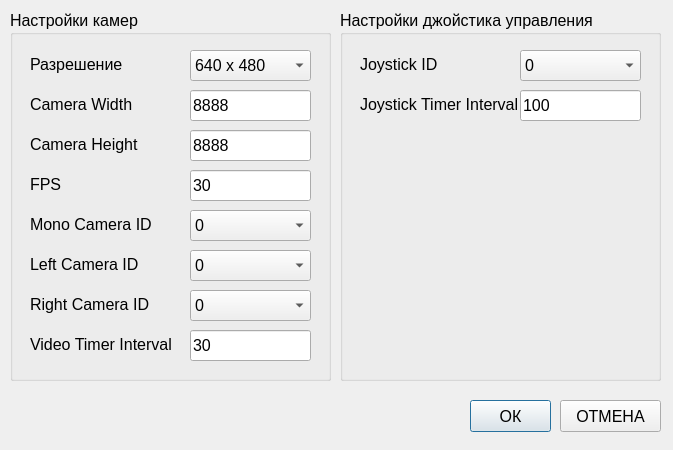
valabsoft/auv-chersonese, file SevROVWorkstation/settingswindow.ui: the form before one commit.
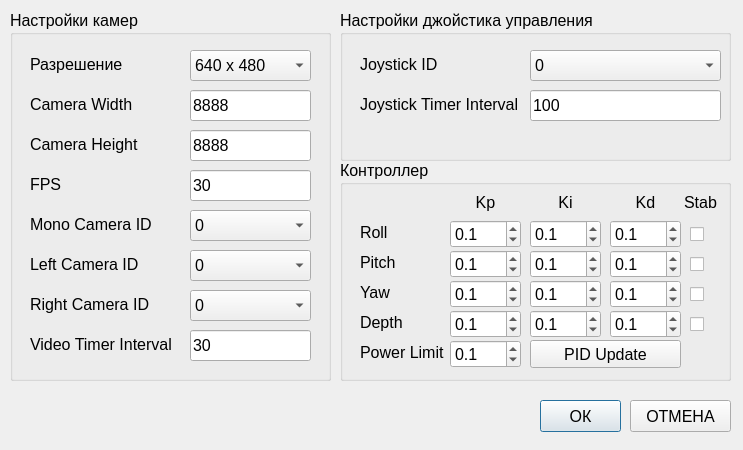
The form after the commit.

Commit message: OW-33: Добавлены настройки ПИД

Diff of the .ui file:
```diff
--- a/SevROVWorkstation/settingswindow.ui
+++ b/SevROVWorkstation/settingswindow.ui
@@ -6,7 +6,7 @@
    <rect>
     <x>0</x>
     <y>0</y>
-    <width>673</width>
+    <width>743</width>
     <height>450</height>
    </rect>
   </property>
@@ -16,7 +16,7 @@
   <widget class="QPushButton" name="pbOK">
    <property name="geometry">
     <rect>
-     <x>470</x>
+     <x>540</x>
      <y>400</y>
      <width>81</width>
      <height>32</height>
@@ -34,7 +34,7 @@
   <widget class="QPushButton" name="pbCancel">
    <property name="geometry">
     <rect>
-     <x>560</x>
+     <x>630</x>
      <y>400</y>
      <width>101</width>
      <height>32</height>
@@ -443,8 +443,8 @@
     <rect>
      <x>340</x>
      <y>10</y>
-     <width>321</width>
-     <height>371</height>
+     <width>391</width>
+     <height>151</height>
     </rect>
    </property>
    <property name="font">
@@ -458,9 +458,9 @@
    <widget class="QLineEdit" name="leJoystickTimerInterval">
     <property name="geometry">
      <rect>
-      <x>180</x>
+      <x>190</x>
       <y>80</y>
-      <width>121</width>
+      <width>191</width>
       <height>31</height>
      </rect>
     </property>
@@ -471,9 +471,9 @@
    <widget class="QComboBox" name="cbJoystickID">
     <property name="geometry">
      <rect>
-      <x>180</x>
+      <x>190</x>
       <y>40</y>
-      <width>121</width>
+      <width>191</width>
       <height>31</height>
      </rect>
     </property>
@@ -533,6 +533,549 @@
     </property>
    </widget>
   </widget>
+  <widget class="QGroupBox" name="gbPID">
+   <property name="geometry">
+    <rect>
+     <x>340</x>
+     <y>160</y>
+     <width>391</width>
+     <height>221</height>
+    </rect>
+   </property>
+   <property name="font">
+    <font>
+     <pointsize>12</pointsize>
+    </font>
+   </property>
+   <property name="title">
+    <string>Контроллер</string>
+   </property>
+   <widget class="QLabel" name="lbPowerLimit">
+    <property name="geometry">
+     <rect>
+      <x>20</x>
+      <y>180</y>
+      <width>91</width>
+      <height>24</height>
+     </rect>
+    </property>
+    <property name="font">
+     <font>
+      <pointsize>12</pointsize>
+     </font>
+    </property>
+    <property name="text">
+     <string>Power Limit</string>
+    </property>
+   </widget>
+   <widget class="QLabel" name="lbRollPID">
+    <property name="geometry">
+     <rect>
+      <x>20</x>
+      <y>60</y>
+      <width>71</width>
+      <height>24</height>
+     </rect>
+    </property>
+    <property name="font">
+     <font>
+      <pointsize>12</pointsize>
+     </font>
+    </property>
+    <property name="text">
+     <string>Roll</string>
+    </property>
+   </widget>
+   <widget class="QLabel" name="lbPitchPID">
+    <property name="geometry">
+     <rect>
+      <x>20</x>
+      <y>90</y>
+      <width>71</width>
+      <height>24</height>
+     </rect>
+    </property>
+    <property name="font">
+     <font>
+      <pointsize>12</pointsize>
+     </font>
+    </property>
+    <property name="text">
+     <string>Pitch</string>
+    </property>
+   </widget>
+   <widget class="QLabel" name="lbYawPID">
+    <property name="geometry">
+     <rect>
+      <x>20</x>
+      <y>120</y>
+      <width>71</width>
+      <height>24</height>
+     </rect>
+    </property>
+    <property name="font">
+     <font>
+      <pointsize>12</pointsize>
+     </font>
+    </property>
+    <property name="text">
+     <string>Yaw</string>
+    </property>
+   </widget>
+   <widget class="QDoubleSpinBox" name="sbPowerLimit">
+    <property name="geometry">
+     <rect>
+      <x>110</x>
+      <y>180</y>
+      <width>71</width>
+      <height>28</height>
+     </rect>
+    </property>
+    <property name="decimals">
+     <number>1</number>
+    </property>
+    <property name="maximum">
+     <double>10000.000000000000000</double>
+    </property>
+    <property name="singleStep">
+     <double>0.100000000000000</double>
+    </property>
+    <property name="value">
+     <double>0.100000000000000</double>
+    </property>
+   </widget>
+   <widget class="QLabel" name="lbKp">
+    <property name="geometry">
+     <rect>
+      <x>110</x>
+      <y>30</y>
+      <width>71</width>
+      <height>24</height>
+     </rect>
+    </property>
+    <property name="font">
+     <font>
+      <pointsize>12</pointsize>
+     </font>
+    </property>
+    <property name="text">
+     <string>Kp</string>
+    </property>
+    <property name="alignment">
+     <set>Qt::AlignCenter</set>
+    </property>
+   </widget>
+   <widget class="QLabel" name="lbKi">
+    <property name="geometry">
+     <rect>
+      <x>190</x>
+      <y>30</y>
+      <width>71</width>
+      <height>24</height>
+     </rect>
+    </property>
+    <property name="font">
+     <font>
+      <pointsize>12</pointsize>
+     </font>
+    </property>
+    <property name="text">
+     <string>Ki</string>
+    </property>
+    <property name="alignment">
+     <set>Qt::AlignCenter</set>
+    </property>
+   </widget>
+   <widget class="QLabel" name="lbKd">
+    <property name="geometry">
+     <rect>
+      <x>270</x>
+      <y>30</y>
+      <width>71</width>
+      <height>24</height>
+     </rect>
+    </property>
+    <property name="font">
+     <font>
+      <pointsize>12</pointsize>
+     </font>
+    </property>
+    <property name="text">
+     <string>Kd</string>
+    </property>
+    <property name="alignment">
+     <set>Qt::AlignCenter</set>
+    </property>
+   </widget>
+   <widget class="QDoubleSpinBox" name="sbRollKp">
+    <property name="geometry">
+     <rect>
+      <x>110</x>
+      <y>60</y>
+      <width>71</width>
+      <height>28</height>
+     </rect>
+    </property>
+    <property name="decimals">
+     <number>1</number>
+    </property>
+    <property name="maximum">
+     <double>10000.000000000000000</double>
+    </property>
+    <property name="singleStep">
+     <double>0.100000000000000</double>
+    </property>
+    <property name="value">
+     <double>0.100000000000000</double>
+    </property>
+   </widget>
+   <widget class="QDoubleSpinBox" name="sbPitchKp">
+    <property name="geometry">
+     <rect>
+      <x>110</x>
+      <y>90</y>
+      <width>71</width>
+      <height>28</height>
+     </rect>
+    </property>
+    <property name="decimals">
+     <number>1</number>
+    </property>
+    <property name="maximum">
+     <double>10000.000000000000000</double>
+    </property>
+    <property name="singleStep">
+     <double>0.100000000000000</double>
+    </property>
+    <property name="value">
+     <double>0.100000000000000</double>
+    </property>
+   </widget>
+   <widget class="QDoubleSpinBox" name="sbYawKp">
+    <property name="geometry">
+     <rect>
+      <x>110</x>
+      <y>120</y>
+      <width>71</width>
+      <height>28</height>
+     </rect>
+    </property>
+    <property name="decimals">
+     <number>1</number>
+    </property>
+    <property name="maximum">
+     <double>10000.000000000000000</double>
+    </property>
+    <property name="singleStep">
+     <double>0.100000000000000</double>
+    </property>
+    <property name="value">
+     <double>0.100000000000000</double>
+    </property>
+   </widget>
+   <widget class="QDoubleSpinBox" name="sbRollKi">
+    <property name="geometry">
+     <rect>
+      <x>190</x>
+      <y>60</y>
+      <width>71</width>
+      <height>28</height>
+     </rect>
+    </property>
+    <property name="decimals">
+     <number>1</number>
+    </property>
+    <property name="maximum">
+     <double>10000.000000000000000</double>
+    </property>
+    <property name="singleStep">
+     <double>0.100000000000000</double>
+    </property>
+    <property name="value">
+     <double>0.100000000000000</double>
+    </property>
+   </widget>
+   <widget class="QDoubleSpinBox" name="sbPitchKi">
+    <property name="geometry">
+     <rect>
+      <x>190</x>
+      <y>90</y>
+      <width>71</width>
+      <height>28</height>
+     </rect>
+    </property>
+    <property name="decimals">
+     <number>1</number>
+    </property>
+    <property name="maximum">
+     <double>10000.000000000000000</double>
+    </property>
+    <property name="singleStep">
+     <double>0.100000000000000</double>
+    </property>
+    <property name="value">
+     <double>0.100000000000000</double>
+    </property>
+   </widget>
+   <widget class="QDoubleSpinBox" name="sbYawKi">
+    <property name="geometry">
+     <rect>
+      <x>190</x>
+      <y>120</y>
+      <width>71</width>
+      <height>28</height>
+     </rect>
+    </property>
+    <property name="decimals">
+     <number>1</number>
+    </property>
+    <property name="maximum">
+     <double>10000.000000000000000</double>
+    </property>
+    <property name="singleStep">
+     <double>0.100000000000000</double>
+    </property>
+    <property name="value">
+     <double>0.100000000000000</double>
+    </property>
+   </widget>
+   <widget class="QDoubleSpinBox" name="sbRollKd">
+    <property name="geometry">
+     <rect>
+      <x>270</x>
+      <y>60</y>
+      <width>71</width>
+      <height>28</height>
+     </rect>
+    </property>
+    <property name="decimals">
+     <number>1</number>
+    </property>
+    <property name="maximum">
+     <double>10000.000000000000000</double>
+    </property>
+    <property name="singleStep">
+     <double>0.100000000000000</double>
+    </property>
+    <property name="value">
+     <double>0.100000000000000</double>
+    </property>
+   </widget>
+   <widget class="QDoubleSpinBox" name="sbPitchKd">
+    <property name="geometry">
+     <rect>
+      <x>270</x>
+      <y>90</y>
+      <width>71</width>
+      <height>28</height>
+     </rect>
+    </property>
+    <property name="decimals">
+     <number>1</number>
+    </property>
+    <property name="maximum">
+     <double>10000.000000000000000</double>
+    </property>
+    <property name="singleStep">
+     <double>0.100000000000000</double>
+    </property>
+    <property name="value">
+     <double>0.100000000000000</double>
+    </property>
+   </widget>
+   <widget class="QDoubleSpinBox" name="sbYawKd">
+    <property name="geometry">
+     <rect>
+      <x>270</x>
+      <y>120</y>
+      <width>71</width>
+      <height>28</height>
+     </rect>
+    </property>
+    <property name="decimals">
+     <number>1</number>
+    </property>
+    <property name="maximum">
+     <double>10000.000000000000000</double>
+    </property>
+    <property name="singleStep">
+     <double>0.100000000000000</double>
+    </property>
+    <property name="value">
+     <double>0.100000000000000</double>
+    </property>
+   </widget>
+   <widget class="QCheckBox" name="cbRollStab">
+    <property name="geometry">
+     <rect>
+      <x>350</x>
+      <y>60</y>
+      <width>21</width>
+      <height>28</height>
+     </rect>
+    </property>
+    <property name="text">
+     <string/>
+    </property>
+   </widget>
+   <widget class="QDoubleSpinBox" name="sbDepthKp">
+    <property name="geometry">
+     <rect>
+      <x>110</x>
+      <y>150</y>
+      <width>71</width>
+      <height>28</height>
+     </rect>
+    </property>
+    <property name="decimals">
+     <number>1</number>
+    </property>
+    <property name="maximum">
+     <double>10000.000000000000000</double>
+    </property>
+    <property name="singleStep">
+     <double>0.100000000000000</double>
+    </property>
+    <property name="value">
+     <double>0.100000000000000</double>
+    </property>
+   </widget>
+   <widget class="QLabel" name="lbDepthPID">
+    <property name="geometry">
+     <rect>
+      <x>20</x>
+      <y>150</y>
+      <width>71</width>
+      <height>24</height>
+     </rect>
+    </property>
+    <property name="font">
+     <font>
+      <pointsize>12</pointsize>
+     </font>
+    </property>
+    <property name="text">
+     <string>Depth</string>
+    </property>
+   </widget>
+   <widget class="QDoubleSpinBox" name="sbDepthKi">
+    <property name="geometry">
+     <rect>
+      <x>190</x>
+      <y>150</y>
+      <width>71</width>
+      <height>28</height>
+     </rect>
+    </property>
+    <property name="decimals">
+     <number>1</number>
+    </property>
+    <property name="maximum">
+     <double>10000.000000000000000</double>
+    </property>
+    <property name="singleStep">
+     <double>0.100000000000000</double>
+    </property>
+    <property name="value">
+     <double>0.100000000000000</double>
+    </property>
+   </widget>
+   <widget class="QDoubleSpinBox" name="sbDepthKd">
+    <property name="geometry">
+     <rect>
+      <x>270</x>
+      <y>150</y>
+      <width>71</width>
+      <height>28</height>
+     </rect>
+    </property>
+    <property name="decimals">
+     <number>1</number>
+    </property>
+    <property name="maximum">
+     <double>10000.000000000000000</double>
+    </property>
+    <property name="singleStep">
+     <double>0.100000000000000</double>
+    </property>
+    <property name="value">
+     <double>0.100000000000000</double>
+    </property>
+   </widget>
+   <widget class="QCheckBox" name="cbPitchStab">
+    <property name="geometry">
+     <rect>
+      <x>350</x>
+      <y>90</y>
+      <width>21</width>
+      <height>28</height>
+     </rect>
+    </property>
+    <property name="text">
+     <string/>
+    </property>
+   </widget>
+   <widget class="QCheckBox" name="cbYawStab">
+    <property name="geometry">
+     <rect>
+      <x>350</x>
+      <y>120</y>
+      <width>21</width>
+      <height>28</height>
+     </rect>
+    </property>
+    <property name="text">
+     <string/>
+    </property>
+   </widget>
+   <widget class="QCheckBox" name="cbDepthStab">
+    <property name="geometry">
+     <rect>
+      <x>350</x>
+      <y>150</y>
+      <width>21</width>
+      <height>28</height>
+     </rect>
+    </property>
+    <property name="text">
+     <string/>
+    </property>
+   </widget>
+   <widget class="QLabel" name="lbStabilization">
+    <property name="geometry">
+     <rect>
+      <x>340</x>
+      <y>30</y>
+      <width>41</width>
+      <height>24</height>
+     </rect>
+    </property>
+    <property name="font">
+     <font>
+      <pointsize>12</pointsize>
+     </font>
+    </property>
+    <property name="text">
+     <string>Stab</string>
+    </property>
+    <property name="alignment">
+     <set>Qt::AlignCenter</set>
+    </property>
+   </widget>
+   <widget class="QPushButton" name="pbPIDUpdate">
+    <property name="geometry">
+     <rect>
+      <x>190</x>
+      <y>180</y>
+      <width>151</width>
+      <height>28</height>
+     </rect>
+    </property>
+    <property name="text">
+     <string>PID Update</string>
+    </property>
+   </widget>
+  </widget>
  </widget>
  <resources/>
  <connections/>
```
The commit also changes 1 other file.
